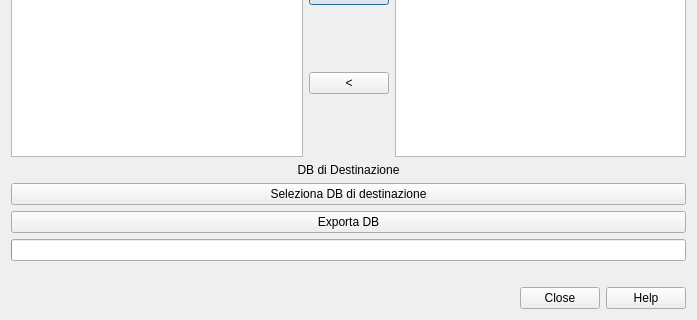
Qt form dlgSelectProvinciaComuni.ui (faunalia/rt_geosisma_esportadb) before a commit; both pictures show x 0 to 697 and y 185 to 505 of the 697 by 505 pixel window.
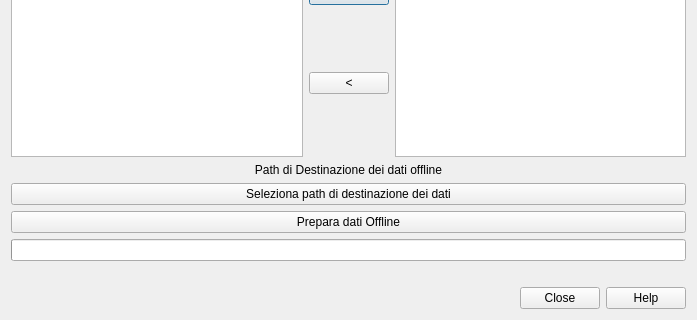
The same form after that commit.

```diff
--- a/dlgSelectProvinciaComuni.ui
+++ b/dlgSelectProvinciaComuni.ui
@@ -107,7 +107,7 @@
      <item>
       <widget class="QLabel" name="label_5">
        <property name="text">
-        <string>DB di Destinazione</string>
+        <string>Path di Destinazione dei dati offline</string>
        </property>
        <property name="alignment">
         <set>Qt::AlignCenter</set>
@@ -117,14 +117,14 @@
      <item>
       <widget class="QPushButton" name="selectOutFilePushButton">
        <property name="text">
-        <string>Seleziona DB di destinazione</string>
+        <string>Seleziona path di destinazione dei dati</string>
        </property>
       </widget>
      </item>
      <item>
       <widget class="QPushButton" name="exportDbPushButton">
        <property name="text">
-        <string>Exporta DB</string>
+        <string>Prepara dati Offline</string>
        </property>
       </widget>
      </item>
```
Left out of the diff: 4 changed lines with no effect on the pictures.
